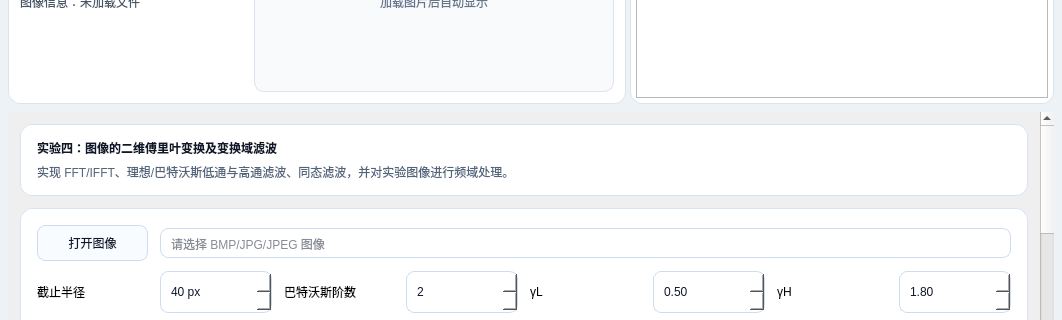
zlx041015/Image-Processing-Platform, file src/MainWindow.ui: the form before one commit; both pictures show x 0 to 1062 and y 526 to 846 of the 1062 by 1004 pixel window.
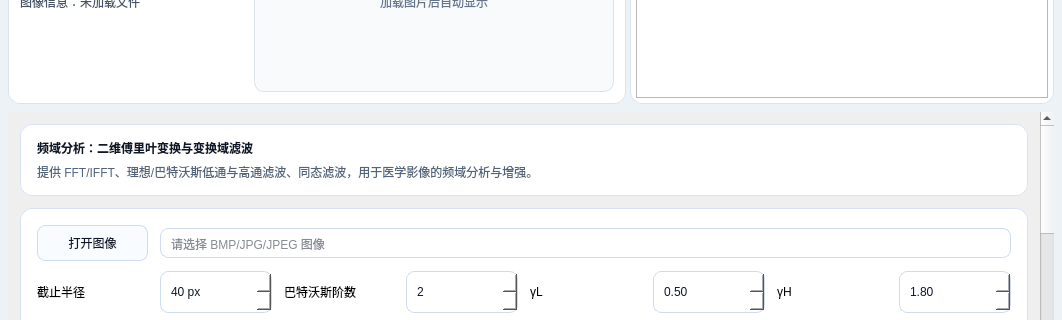
The form after the commit. Custom widgets are drawn as their Qt base class.

The edit to the form file:
```diff
--- a/src/MainWindow.ui
+++ b/src/MainWindow.ui
@@ -582,12 +582,12 @@
               <property name="spacing"><number>6</number></property>
               <item>
                <widget class="QLabel" name="fourierTitle">
-                <property name="text"><string>实验四：图像的二维傅里叶变换及变换域滤波</string></property>
+                <property name="text"><string>频域分析：二维傅里叶变换与变换域滤波</string></property>
                </widget>
               </item>
               <item>
                <widget class="QLabel" name="fourierSubtitle">
-                <property name="text"><string>实现 FFT/IFFT、理想/巴特沃斯低通与高通滤波、同态滤波，并对实验图像进行频域处理。</string></property>
+                <property name="text"><string>提供 FFT/IFFT、理想/巴特沃斯低通与高通滤波、同态滤波，用于医学影像的频域分析与增强。</string></property>
                 <property name="wordWrap"><bool>true</bool></property>
                </widget>
               </item>
```
Left out of the diff: 6 changed lines with no effect on the pictures.
